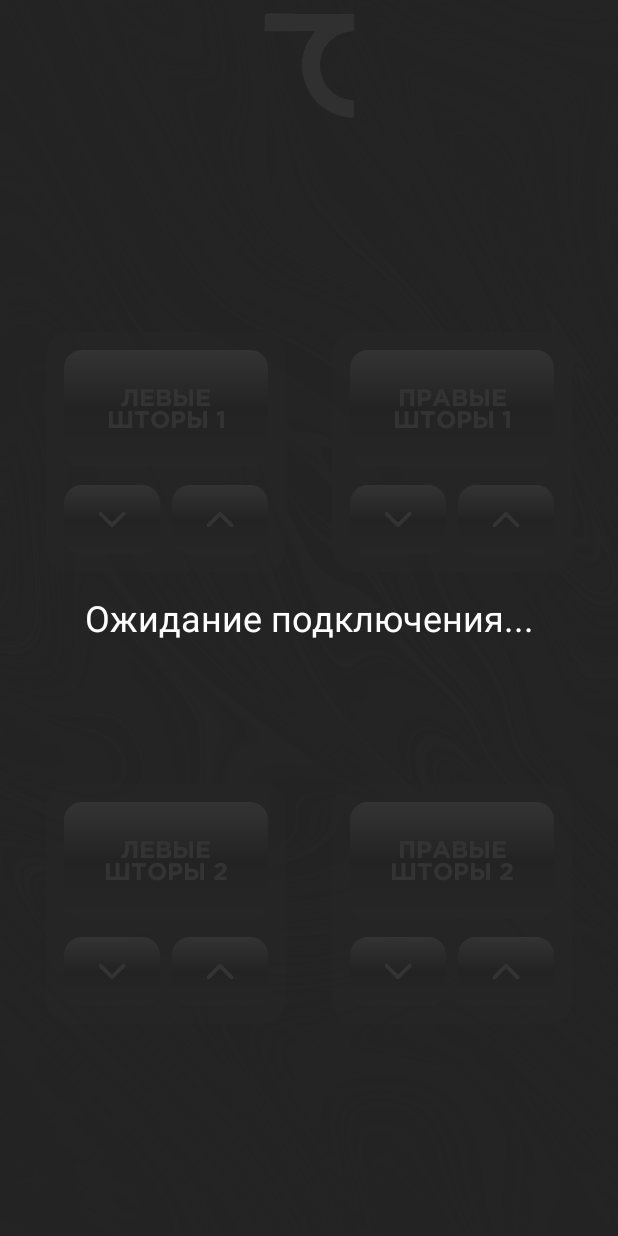
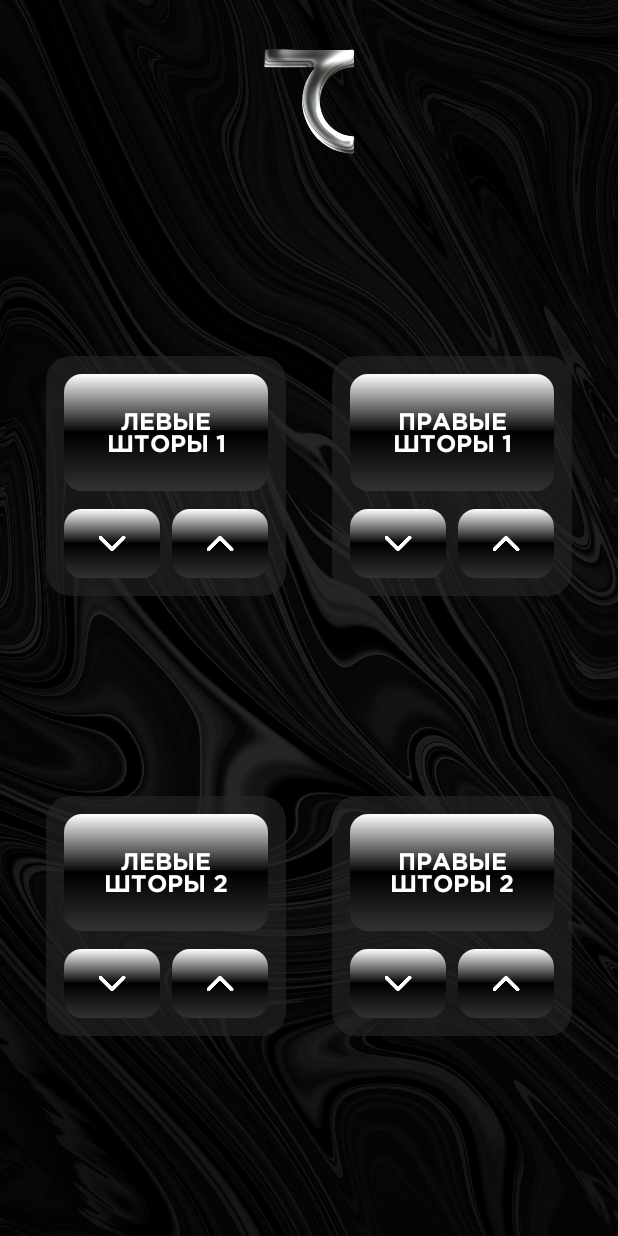
Before and after one commit to elnurAndroidDev/BlackBeaty2, an Android app: the CurtainActivity screen opened directly, with no data from a screen before it, on a phone screen of 412 x 824 dp. Run offline under Robolectric (Android 15) with nearby library versions, the light colour scheme and no system bars; libraries missing offline, so code that uses them is left out: tej.wifitoolslib, tej.wifitoolslib.interfaces, tej.wifitoolslib.models.

Commit message:
some design fixes

```diff
--- a/app/src/main/res/drawable/button_background.xml
+++ b/app/src/main/res/drawable/button_background.xml
@@ -5,8 +5,9 @@
     <item android:state_pressed="true">
         <shape android:shape="rectangle">
             <gradient
-                android:startColor="#2c3e50"
-                android:endColor="#bdc3c7"
+                android:startColor="#323232"
+                android:endColor="#FFFFFF"
+                android:centerColor="#1B1B1B"
                 android:angle="90"/>
 
             <corners android:radius="12dp"/>
--- a/app/src/main/res/layout-land/activity_curtain.xml
+++ b/app/src/main/res/layout-land/activity_curtain.xml
@@ -11,12 +11,11 @@
         android:id="@+id/imageView"
         android:layout_width="72dp"
         android:layout_height="72dp"
-        android:layout_marginTop="8dp"
+        android:layout_marginTop="32dp"
         android:src="@drawable/logo"
         app:layout_constraintEnd_toEndOf="parent"
         app:layout_constraintStart_toStartOf="parent"
-        app:layout_constraintTop_toTopOf="parent"
-        app:tint="#CACACA" />
+        app:layout_constraintTop_toTopOf="parent" />
 
     <TextView
         android:id="@+id/connectionStatus"
@@ -29,7 +28,7 @@
         android:text="Ожидание подключения..."
         android:textColor="@color/white"
         android:textSize="24sp"
-        android:visibility="visible"
+        android:visibility="gone"
         app:layout_constraintBottom_toBottomOf="parent"
         app:layout_constraintEnd_toEndOf="parent"
         app:layout_constraintStart_toStartOf="parent"
@@ -39,7 +38,6 @@
         android:id="@+id/leftCurtain1Card"
         android:layout_width="160dp"
         android:layout_height="160dp"
-        android:layout_marginTop="49dp"
         android:backgroundTint="#99272727"
         app:cardCornerRadius="16dp"
         app:cardElevation="0dp"
@@ -75,7 +73,7 @@
                 android:layout_width="64dp"
                 android:layout_height="46dp"
                 android:layout_marginBottom="12dp"
-                android:background="@drawable/button_bg"
+                android:background="@drawable/button_background"
                 android:padding="14dp"
                 android:src="@drawable/down_icon"
                 app:layout_constraintBottom_toBottomOf="parent"
@@ -86,7 +84,7 @@
                 android:id="@+id/leftCurtain1OpenButton"
                 android:layout_width="64dp"
                 android:layout_height="46dp"
-                android:background="@drawable/button_bg"
+                android:background="@drawable/button_background"
                 android:padding="14dp"
                 android:src="@drawable/up_icon"
                 app:layout_constraintEnd_toEndOf="@+id/leftCurtain1Text"
@@ -133,7 +131,7 @@
                 android:layout_width="64dp"
                 android:layout_height="46dp"
                 android:layout_marginBottom="12dp"
-                android:background="@drawable/button_bg"
+                android:background="@drawable/button_background"
                 android:padding="14dp"
                 android:src="@drawable/down_icon"
                 app:layout_constraintBottom_toBottomOf="parent"
@@ -144,7 +142,7 @@
                 android:id="@+id/leftCurtain2OpenButton"
                 android:layout_width="64dp"
                 android:layout_height="46dp"
-                android:background="@drawable/button_bg"
+                android:background="@drawable/button_background"
                 android:padding="14dp"
                 android:src="@drawable/up_icon"
                 app:layout_constraintEnd_toEndOf="@+id/leftCurtain2Text"
@@ -191,7 +189,7 @@
                 android:layout_width="64dp"
                 android:layout_height="46dp"
                 android:layout_marginBottom="12dp"
-                android:background="@drawable/button_bg"
+                android:background="@drawable/button_background"
                 android:padding="14dp"
                 android:src="@drawable/down_icon"
                 app:layout_constraintBottom_toBottomOf="parent"
@@ -202,7 +200,7 @@
                 android:id="@+id/rightCurtain1OpenButton"
                 android:layout_width="64dp"
                 android:layout_height="46dp"
-                android:background="@drawable/button_bg"
+                android:background="@drawable/button_background"
                 android:padding="14dp"
                 android:src="@drawable/up_icon"
                 app:layout_constraintEnd_toEndOf="@+id/rightCurtain1Text"
@@ -249,7 +247,7 @@
                 android:layout_width="64dp"
                 android:layout_height="46dp"
                 android:layout_marginBottom="12dp"
-                android:background="@drawable/button_bg"
+                android:background="@drawable/button_background"
                 android:padding="14dp"
                 android:src="@drawable/down_icon"
                 app:layout_constraintBottom_toBottomOf="parent"
@@ -260,7 +258,7 @@
                 android:id="@+id/rightCurtain2OpenButton"
                 android:layout_width="64dp"
                 android:layout_height="46dp"
-                android:background="@drawable/button_bg"
+                android:background="@drawable/button_background"
                 android:padding="14dp"
                 android:src="@drawable/up_icon"
                 app:layout_constraintEnd_toEndOf="@+id/rightCurtain2Text"
--- a/app/src/main/res/layout-sw600dp-land/activity_curtain.xml
+++ b/app/src/main/res/layout-sw600dp-land/activity_curtain.xml
@@ -9,14 +9,13 @@
 
     <ImageView
         android:id="@+id/imageView"
-        android:layout_width="130dp"
-        android:layout_height="130dp"
-        android:layout_marginTop="8dp"
+        android:layout_width="110dp"
+        android:layout_height="110dp"
+        android:layout_marginTop="32dp"
         android:src="@drawable/logo"
         app:layout_constraintEnd_toEndOf="parent"
         app:layout_constraintStart_toStartOf="parent"
-        app:layout_constraintTop_toTopOf="parent"
-        app:tint="#CACACA" />
+        app:layout_constraintTop_toTopOf="parent" />
 
     <TextView
         android:id="@+id/connectionStatus"
@@ -29,7 +28,7 @@
         android:text="Ожидание подключения..."
         android:textColor="@color/white"
         android:textSize="24sp"
-        android:visibility="visible"
+        android:visibility="gone"
         app:layout_constraintBottom_toBottomOf="parent"
         app:layout_constraintEnd_toEndOf="parent"
         app:layout_constraintStart_toStartOf="parent"
@@ -39,7 +38,6 @@
         android:id="@+id/leftCurtain1Card"
         android:layout_width="240dp"
         android:layout_height="240dp"
-        android:layout_marginTop="49dp"
         android:backgroundTint="#99272727"
         app:cardCornerRadius="16dp"
         app:cardElevation="0dp"
@@ -75,7 +73,7 @@
                 android:layout_width="94dp"
                 android:layout_height="72dp"
                 android:layout_marginBottom="12dp"
-                android:background="@drawable/button_bg"
+                android:background="@drawable/button_background"
                 android:padding="18dp"
                 android:src="@drawable/down_icon"
                 app:layout_constraintBottom_toBottomOf="parent"
@@ -86,7 +84,7 @@
                 android:id="@+id/leftCurtain1OpenButton"
                 android:layout_width="94dp"
                 android:layout_height="72dp"
-                android:background="@drawable/button_bg"
+                android:background="@drawable/button_background"
                 android:padding="18dp"
                 android:src="@drawable/up_icon"
                 app:layout_constraintEnd_toEndOf="@+id/leftCurtain1Text"
@@ -133,7 +131,7 @@
                 android:layout_width="94dp"
                 android:layout_height="72dp"
                 android:layout_marginBottom="12dp"
-                android:background="@drawable/button_bg"
+                android:background="@drawable/button_background"
                 android:padding="18dp"
                 android:src="@drawable/down_icon"
                 app:layout_constraintBottom_toBottomOf="parent"
@@ -144,7 +142,7 @@
                 android:id="@+id/leftCurtain2OpenButton"
                 android:layout_width="94dp"
                 android:layout_height="72dp"
-                android:background="@drawable/button_bg"
+                android:background="@drawable/button_background"
                 android:padding="18dp"
                 android:src="@drawable/up_icon"
                 app:layout_constraintEnd_toEndOf="@+id/leftCurtain2Text"
@@ -191,7 +189,7 @@
                 android:layout_width="94dp"
                 android:layout_height="72dp"
                 android:layout_marginBottom="12dp"
-                android:background="@drawable/button_bg"
+                android:background="@drawable/button_background"
                 android:padding="18dp"
                 android:src="@drawable/down_icon"
                 app:layout_constraintBottom_toBottomOf="parent"
@@ -202,7 +200,7 @@
                 android:id="@+id/rightCurtain1OpenButton"
                 android:layout_width="94dp"
                 android:layout_height="72dp"
-                android:background="@drawable/button_bg"
+                android:background="@drawable/button_background"
                 android:padding="18dp"
                 android:src="@drawable/up_icon"
                 app:layout_constraintEnd_toEndOf="@+id/rightCurtain1Text"
@@ -249,7 +247,7 @@
                 android:layout_width="94dp"
                 android:layout_height="72dp"
                 android:layout_marginBottom="12dp"
-                android:background="@drawable/button_bg"
+                android:background="@drawable/button_background"
                 android:padding="18dp"
                 android:src="@drawable/down_icon"
                 app:layout_constraintBottom_toBottomOf="parent"
--- a/app/src/main/res/layout-sw600dp/activity_curtain.xml
+++ b/app/src/main/res/layout-sw600dp/activity_curtain.xml
@@ -9,15 +9,14 @@
 
     <ImageView
         android:id="@+id/imageView5"
-        android:layout_width="140dp"
-        android:layout_height="140dp"
-        android:layout_marginTop="16dp"
+        android:layout_width="110dp"
+        android:layout_height="110dp"
+        android:layout_marginTop="32dp"
         android:padding="0dp"
         android:src="@drawable/logo"
         app:layout_constraintEnd_toEndOf="parent"
         app:layout_constraintStart_toStartOf="parent"
-        app:layout_constraintTop_toTopOf="parent"
-        app:tint="#CACACA" />
+        app:layout_constraintTop_toTopOf="parent" />
 
     <TextView
         android:id="@+id/connectionStatus"
@@ -30,7 +29,7 @@
         android:text="Ожидание подключения..."
         android:textColor="@color/white"
         android:textSize="24sp"
-        android:visibility="visible"
+        android:visibility="gone"
         app:layout_constraintBottom_toBottomOf="parent"
         app:layout_constraintEnd_toEndOf="parent"
         app:layout_constraintStart_toStartOf="parent"
@@ -75,7 +74,7 @@
                 android:layout_width="94dp"
                 android:layout_height="72dp"
                 android:layout_marginBottom="12dp"
-                android:background="@drawable/button_bg"
+                android:background="@drawable/button_background"
                 android:padding="18dp"
                 android:src="@drawable/down_icon"
                 app:layout_constraintBottom_toBottomOf="parent"
@@ -86,7 +85,7 @@
                 android:id="@+id/leftCurtain1OpenButton"
                 android:layout_width="94dp"
                 android:layout_height="72dp"
-                android:background="@drawable/button_bg"
+                android:background="@drawable/button_background"
                 android:padding="18dp"
                 android:src="@drawable/up_icon"
                 app:layout_constraintEnd_toEndOf="@+id/leftCurtain1Text"
@@ -134,7 +133,7 @@
                 android:layout_width="94dp"
                 android:layout_height="72dp"
                 android:layout_marginBottom="12dp"
-                android:background="@drawable/button_bg"
+                android:background="@drawable/button_background"
                 android:padding="18dp"
                 android:src="@drawable/down_icon"
                 app:layout_constraintBottom_toBottomOf="parent"
@@ -145,7 +144,7 @@
                 android:id="@+id/leftCurtain2OpenButton"
                 android:layout_width="94dp"
                 android:layout_height="72dp"
-                android:background="@drawable/button_bg"
+                android:background="@drawable/button_background"
                 android:padding="18dp"
                 android:src="@drawable/up_icon"
                 app:layout_constraintEnd_toEndOf="@+id/leftCurtain2Text"
@@ -192,7 +191,7 @@
                 android:layout_width="94dp"
                 android:layout_height="72dp"
                 android:layout_marginBottom="12dp"
-                android:background="@drawable/button_bg"
+                android:background="@drawable/button_background"
                 android:padding="18dp"
                 android:src="@drawable/down_icon"
                 app:layout_constraintBottom_toBottomOf="parent"
@@ -203,7 +202,7 @@
                 android:id="@+id/rightCurtain1OpenButton"
                 android:layout_width="94dp"
                 android:layout_height="72dp"
-                android:background="@drawable/button_bg"
+                android:background="@drawable/button_background"
                 android:padding="18dp"
                 android:src="@drawable/up_icon"
                 app:layout_constraintEnd_toEndOf="@+id/rightCurtain1Text"
@@ -250,7 +249,7 @@
                 android:layout_width="94dp"
                 android:layout_height="72dp"
                 android:layout_marginBottom="12dp"
-                android:background="@drawable/button_bg"
+                android:background="@drawable/button_background"
                 android:padding="18dp"
                 android:src="@drawable/down_icon"
                 app:layout_constraintBottom_toBottomOf="parent"
@@ -261,7 +260,7 @@
                 android:id="@+id/rightCurtain2OpenButton"
                 android:layout_width="94dp"
                 android:layout_height="72dp"
-                android:background="@drawable/button_bg"
+                android:background="@drawable/button_background"
                 android:padding="18dp"
                 android:src="@drawable/up_icon"
                 app:layout_constraintEnd_toEndOf="@+id/rightCurtain2Text"
--- a/app/src/main/res/layout/activity_curtain.xml
+++ b/app/src/main/res/layout/activity_curtain.xml
@@ -11,12 +11,11 @@
         android:id="@+id/imageView6"
         android:layout_width="72dp"
         android:layout_height="72dp"
-        android:layout_marginTop="8dp"
+        android:layout_marginTop="32dp"
         android:src="@drawable/logo"
         app:layout_constraintEnd_toEndOf="parent"
         app:layout_constraintStart_toStartOf="parent"
-        app:layout_constraintTop_toTopOf="parent"
-        app:tint="#CACACA" />
+        app:layout_constraintTop_toTopOf="parent" />
 
     <androidx.cardview.widget.CardView
         android:id="@+id/leftCurtain1Card"
@@ -57,7 +56,7 @@
                 android:layout_width="64dp"
                 android:layout_height="46dp"
                 android:layout_marginBottom="12dp"
-                android:background="@drawable/button_bg"
+                android:background="@drawable/button_background"
                 android:padding="14dp"
                 android:src="@drawable/down_icon"
                 app:layout_constraintBottom_toBottomOf="parent"
@@ -68,7 +67,7 @@
                 android:id="@+id/leftCurtain1OpenButton"
                 android:layout_width="64dp"
                 android:layout_height="46dp"
-                android:background="@drawable/button_bg"
+                android:background="@drawable/button_background"
                 android:padding="14dp"
                 android:src="@drawable/up_icon"
                 app:layout_constraintEnd_toEndOf="@+id/leftCurtain1Text"
@@ -116,7 +115,7 @@
                 android:layout_width="64dp"
                 android:layout_height="46dp"
                 android:layout_marginBottom="12dp"
-                android:background="@drawable/button_bg"
+                android:background="@drawable/button_background"
                 android:padding="14dp"
                 android:src="@drawable/down_icon"
                 app:layout_constraintBottom_toBottomOf="parent"
@@ -127,7 +126,7 @@
                 android:id="@+id/leftCurtain2OpenButton"
                 android:layout_width="64dp"
                 android:layout_height="46dp"
-                android:background="@drawable/button_bg"
+                android:background="@drawable/button_background"
                 android:padding="14dp"
                 android:src="@drawable/up_icon"
                 app:layout_constraintEnd_toEndOf="@+id/leftCurtain2Text"
@@ -175,7 +174,7 @@
                 android:layout_width="64dp"
                 android:layout_height="46dp"
                 android:layout_marginBottom="12dp"
-                android:background="@drawable/button_bg"
+                android:background="@drawable/button_background"
                 android:padding="14dp"
                 android:src="@drawable/down_icon"
                 app:layout_constraintBottom_toBottomOf="parent"
@@ -186,7 +185,7 @@
                 android:id="@+id/rightCurtain1OpenButton"
                 android:layout_width="64dp"
                 android:layout_height="46dp"
-                android:background="@drawable/button_bg"
+                android:background="@drawable/button_background"
                 android:padding="14dp"
                 android:src="@drawable/up_icon"
                 app:layout_constraintEnd_toEndOf="@+id/rightCurtain1Text"
@@ -234,7 +233,7 @@
                 android:layout_width="64dp"
                 android:layout_height="46dp"
                 android:layout_marginBottom="12dp"
-                android:background="@drawable/button_bg"
+                android:background="@drawable/button_background"
                 android:padding="14dp"
                 android:src="@drawable/down_icon"
                 app:layout_constraintBottom_toBottomOf="parent"
@@ -245,7 +244,7 @@
                 android:id="@+id/rightCurtain2OpenButton"
                 android:layout_width="64dp"
                 android:layout_height="46dp"
-                android:background="@drawable/button_bg"
+                android:background="@drawable/button_background"
                 android:padding="14dp"
                 android:src="@drawable/up_icon"
                 app:layout_constraintEnd_toEndOf="@+id/rightCurtain2Text"
@@ -265,7 +264,7 @@
         android:text="Ожидание подключения..."
         android:textColor="@color/white"
         android:textSize="24sp"
-        android:visibility="visible"
+        android:visibility="gone"
         app:layout_constraintBottom_toBottomOf="parent"
         app:layout_constraintEnd_toEndOf="parent"
         app:layout_constraintStart_toStartOf="parent"
```
Also changed, not shown: app/src/main/res/layout-land/activity_main.xml (+16 -16 lines), app/src/main/res/layout-land/activity_seat.xml (+5 -5 lines), app/src/main/res/layout-sw600dp-land/activity_main.xml (+12 -13 lines), app/src/main/res/layout-sw600dp-land/activity_seat.xml (+5 -5 lines), app/src/main/res/layout-sw600dp/activity_main.xml (+14 -15 lines), app/src/main/res/layout-sw600dp/activity_seat.xml (+5 -5 lines), app/src/main/res/layout/activity_main.xml (+8 -8 lines), app/src/main/res/layout/activity_seat.xml (+4 -4 lines).
